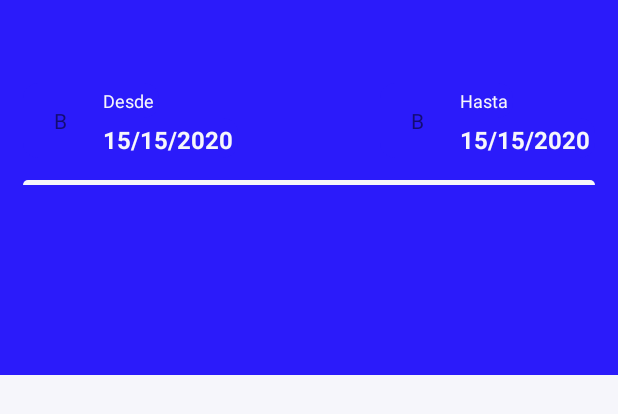
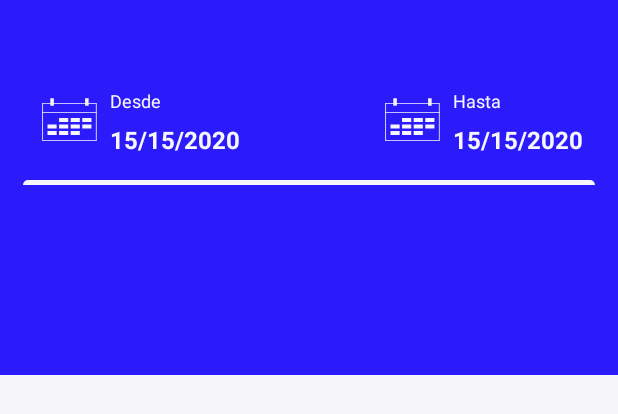
Before and after one commit to Nelson-Fuentes/MusicFit, an Android app: the layout fragment_training_report_list.xml on its own in the app's theme, with its tools: preview values and no code run, on a phone screen of 412 x 824 dp. Shown: the top 414 px of the screen. Run offline under Robolectric (Android 15) with nearby library versions, the phone set to English and light mode, and no system bars.

Commit message:
algunos cambios en detalles visuales de la lista de reportes de entrenamiento

```diff
--- a/android/app/src/main/java/com/idnp/musicfit/presenter/loginPresenter/LoginPresenter.java
+++ b/android/app/src/main/java/com/idnp/musicfit/presenter/loginPresenter/LoginPresenter.java
@@ -64,6 +64,7 @@ public class LoginPresenter implements iLoginPresenter {
         } else {
             this.loginView.showError("Soy un error");
         }
+
     }
 
     @Override
--- a/android/app/src/main/java/com/idnp/musicfit/presenter/trainingControllerPresenter/TrainingControllerPresenter.java
+++ b/android/app/src/main/java/com/idnp/musicfit/presenter/trainingControllerPresenter/TrainingControllerPresenter.java
@@ -1,5 +1,6 @@
 package com.idnp.musicfit.presenter.trainingControllerPresenter;
 
+import com.idnp.musicfit.models.entities.Report;
 import com.idnp.musicfit.models.entities.Training;
 import com.idnp.musicfit.models.services.trainingService.TrainingService;
 import com.idnp.musicfit.views.fragments.trainingControllerView.iTrainingControllerView;
@@ -7,7 +8,7 @@ import com.idnp.musicfit.views.fragments.trainingControllerView.iTrainingControl
 public class TrainingControllerPresenter  implements iTrainingControllerPresenter{
 
     private iTrainingControllerView trainingControllerView;
-    private Training training;
+    private Report training;
 
     public TrainingControllerPresenter(iTrainingControllerView trainingControllerView){
         this.trainingControllerView = trainingControllerView;
--- a/android/app/src/main/java/com/idnp/musicfit/presenter/trainingReportPresenter/TrainingReportPresenter.java
+++ b/android/app/src/main/java/com/idnp/musicfit/presenter/trainingReportPresenter/TrainingReportPresenter.java
@@ -1,14 +1,15 @@
 package com.idnp.musicfit.presenter.trainingReportPresenter;
 
+import com.idnp.musicfit.models.entities.Report;
 import com.idnp.musicfit.models.entities.Training;
 import com.idnp.musicfit.views.fragments.trainingReportView.iTrainingReportView;
 
 public class TrainingReportPresenter implements iTrainingReportPresenter {
 
     private iTrainingReportView trainingReportView;
-    private Training training;
+    private Report training;
 
-    public TrainingReportPresenter(iTrainingReportView trainingReportView, Training training){
+    public TrainingReportPresenter(iTrainingReportView trainingReportView, Report training){
         this.training = training;
         this.trainingReportView = trainingReportView;
     }
--- a/android/app/src/main/java/com/idnp/musicfit/views/fragments/trainingControllerView/iTrainingControllerView.java
+++ b/android/app/src/main/java/com/idnp/musicfit/views/fragments/trainingControllerView/iTrainingControllerView.java
@@ -1,5 +1,6 @@
 package com.idnp.musicfit.views.fragments.trainingControllerView;
 
+import com.idnp.musicfit.models.entities.Report;
 import com.idnp.musicfit.models.entities.Training;
 
 public interface iTrainingControllerView {
@@ -7,6 +8,6 @@ public interface iTrainingControllerView {
     public  void startTraining();
     public  void pauseTraining();
     public  void stopTraining();
-    public  void viewTrainingReport(Training training);
+    public  void viewTrainingReport(Report training);
 
 }
--- a/android/app/src/main/java/com/idnp/musicfit/views/fragments/trainingReportView/TrainingReportFragment.java
+++ b/android/app/src/main/java/com/idnp/musicfit/views/fragments/trainingReportView/TrainingReportFragment.java
@@ -18,6 +18,7 @@ import android.widget.ImageButton;
 import android.widget.TextView;
 
 import com.idnp.musicfit.R;
+import com.idnp.musicfit.models.entities.Report;
 import com.idnp.musicfit.models.entities.Training;
 import com.idnp.musicfit.views.fragments.fragmentManager.FragmentManager;
 import com.idnp.musicfit.presenter.trainingReportPresenter.TrainingReportPresenter;
@@ -34,7 +35,7 @@ public class TrainingReportFragment extends Fragment implements iTrainingReportV
     TextView reportViewDurationBar,reportViewKilometrosBar,reportViewCaloriasBar;
 
 
-    public TrainingReportFragment(Training training) {
+    public TrainingReportFragment(Report training) {
         this.trainingReportPresenter = new TrainingReportPresenter(this, training);
     }
 
--- /dev/null
+++ b/android/app/src/main/res/drawable/icon_calendar_report_list_filter.xml
@@ -0,0 +1,19 @@
+<vector xmlns:android="http://schemas.android.com/apk/res/android"
+    android:width="50dp"
+    android:height="50dp"
+    android:viewportWidth="1200.0"
+    android:viewportHeight="1200.0"
+    >
+    <path
+        android:fillColor="@color/second_background"
+        android:pathData="M208.67,795H195.33V193.33h13.34Zm858.44-6.67V200a6.67,6.67,0,0,0-6.67-6.67h0a6.67,6.67,0,0,0-6.66,6.67V788.33a6.66,6.66,0,0,0,6.66,6.67h0A6.66,6.66,0,0,0,1067.11,788.33Z"/>
+    <path
+        android:fillColor="@color/second_background"
+        android:pathData="M1067.11,196.67h0a6.66,6.66,0,0,1-6.67,6.66H202.78a6.67,6.67,0,0,1-6.67-6.66h0a6.67,6.67,0,0,1,6.67-6.67h857.66A6.66,6.66,0,0,1,1067.11,196.67Zm-871,587.5V797.5h871V784.17Zm0-445.84v13.34h871V338.33Z"/>
+    <path
+        android:fillColor="@color/second_background"
+        android:pathData="M426.61,705H279.94V640H426.61Zm0-170H279.94v65H426.61Zm185,105H464.94v65H611.61Zm0-105H464.94v65H611.61Zm0-105H464.94v65H611.61ZM797.44,640H650.78v65H797.44Zm0-105H650.78v65H797.44Zm0-105H650.78v65H797.44ZM983.28,535H836.61v65H983.28Zm0-105H836.61v65H983.28Z"/>
+    <path
+        android:fillColor="@color/second_background"
+        android:pathData="M381.61,236.67H324.94V115h56.67ZM938.28,115H881.61V236.67h56.67Z"/>
+</vector>
--- a/android/app/src/main/res/layout/fragment_training_report_list.xml
+++ b/android/app/src/main/res/layout/fragment_training_report_list.xml
@@ -65,31 +65,33 @@
             </LinearLayout>
 
 
-            <TextView
+            <ImageButton
                 android:id="@+id/bpicker_top_ini"
                 android:layout_width="50dp"
                 android:layout_height="50dp"
 
-                android:layout_marginLeft="15dp"
+                android:layout_marginLeft="20dp"
                 android:layout_marginBottom="5dp"
                 android:background="@drawable/date_filter_left_background"
-                android:gravity="center"
-                android:padding="3dp"
-                android:text="B"
+                android:src="@drawable/icon_calendar_report_list_filter"
+
+                android:paddingTop="10dp"
+
                 app:layout_constraintStart_toStartOf="parent"
                 app:layout_constraintTop_toTopOf="parent"
                 app:layout_constraintVertical_bias="0.0" />
 
-            <TextView
+            <ImageButton
                 android:id="@+id/bpicker_top_end"
                 android:layout_width="50dp"
                 android:layout_height="50dp"
 
                 android:layout_marginBottom="5dp"
                 android:background="@drawable/date_filter_left_background"
-                android:gravity="center"
-                android:padding="3dp"
-                android:text="B"
+                android:src="@drawable/icon_calendar_report_list_filter"
+
+                android:paddingTop="10dp"
+
                 app:layout_constraintEnd_toStartOf="@+id/tvdatepicker_top_end_label"
                 app:layout_constraintTop_toTopOf="parent" />
 
@@ -97,7 +99,7 @@
                 android:id="@+id/tvdatepicker_top_end_label"
                 android:layout_width="wrap_content"
                 android:layout_height="50dp"
-                android:layout_marginRight="15dp"
+                android:layout_marginRight="20dp"
 
                 android:layout_marginBottom="5dp"
                 android:orientation="vertical"
```
Also changed, not shown: android/app/src/main/java/com/idnp/musicfit/models/adapters/ReportAdapter.java (+12 -0 lines), android/app/src/main/java/com/idnp/musicfit/models/dbconector/ConnectionStretchRouteDB.java (added, +25 -0 lines), android/app/src/main/java/com/idnp/musicfit/models/dbmodels/DBModelStretchRoute.java (added, +29 -0 lines), android/app/src/main/java/com/idnp/musicfit/models/entities/Report.java (+12 -0 lines), android/app/src/main/java/com/idnp/musicfit/models/entities/StretchRoute.java (added, +34 -0 lines), android/app/src/main/java/com/idnp/musicfit/models/services/trainingService/TrainingService.java (+11 -10 lines), android/app/src/main/java/com/idnp/musicfit/views/fragments/trainingControllerView/TrainingControllerFragment.java (+55 -3 lines), android/app/src/main/java/com/idnp/musicfit/views/fragments/trainingReportListView/TrainingReportListFragment.java (+7 -7 lines), android/app/src/main/res/drawable/rp_icon_running_slow.xml (renamed from android/app/src/main/res/drawable/rp_icon_running.xml, +8 -10 lines).
